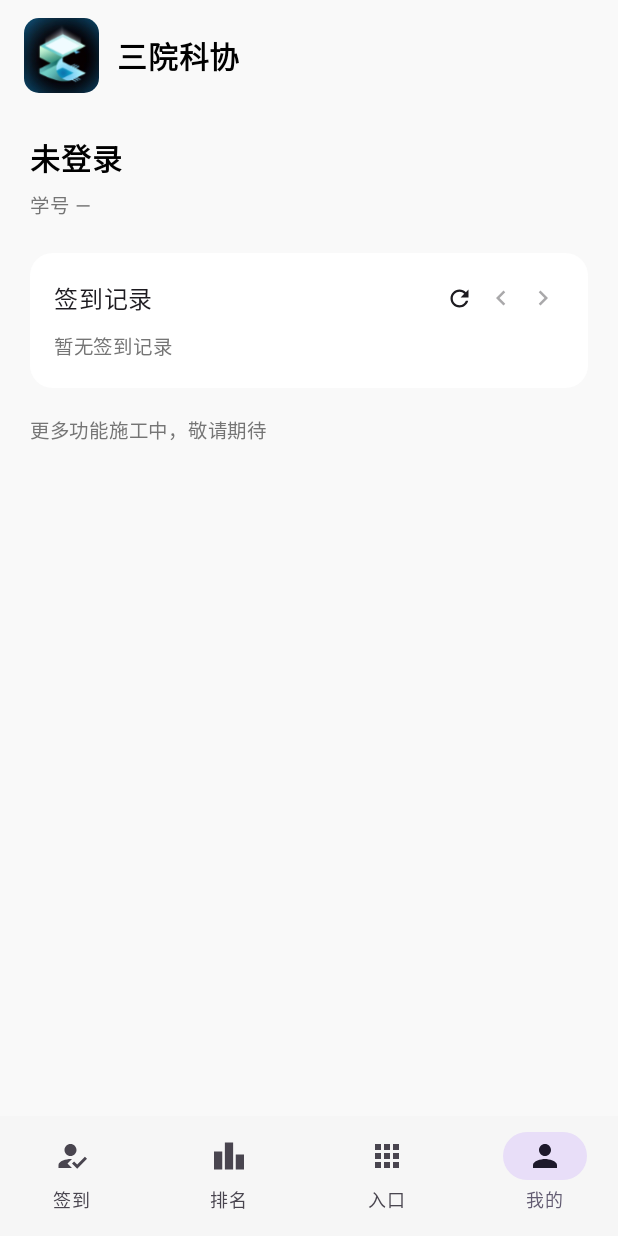
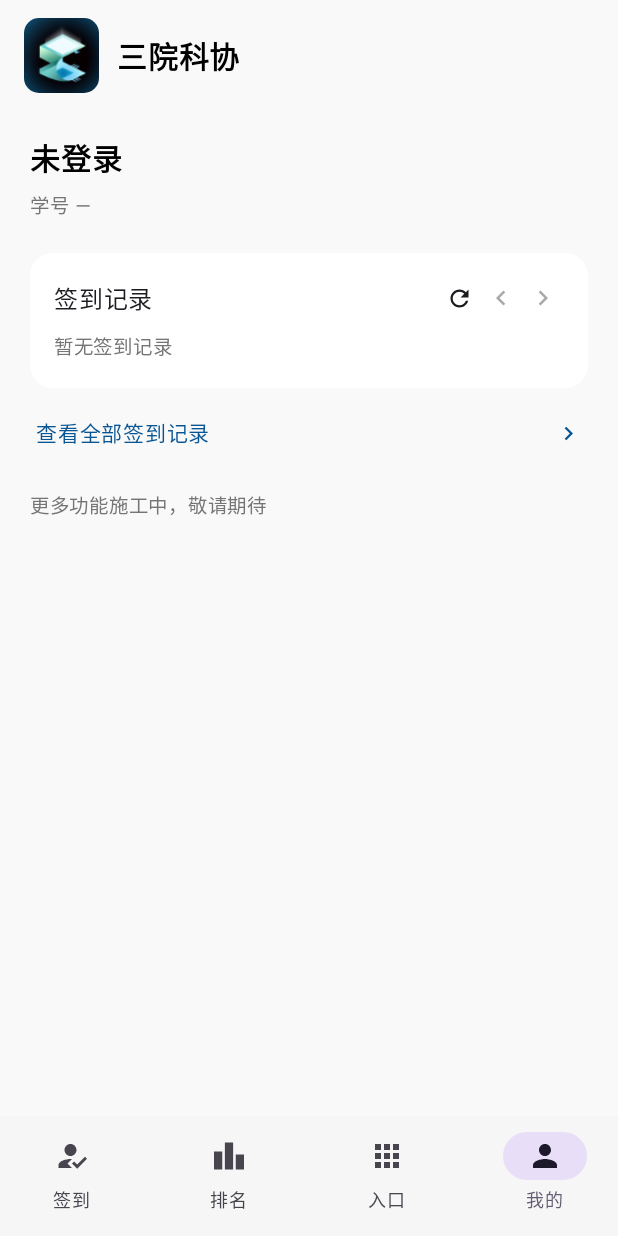
Before and after one commit to larkz-hh/fk_qiandao_app, an Android app built with Jetpack Compose: the screen it shows after launch (MainActivity), item 4 of the bottom bar chosen, on a phone screen of 412 x 824 dp. Run offline under Robolectric (Android 15) with nearby library versions, the phone set to English and light mode, and no system bars; our stand-ins replace Navigation 3; pictures from the network do not load.

Commit message:
feat(mine): 新增签到记录列表

```diff
--- a/app/src/main/java/io/github/yesterdaylz/kxqiandao/data/local/PreferencesManager.kt
+++ b/app/src/main/java/io/github/yesterdaylz/kxqiandao/data/local/PreferencesManager.kt
@@ -21,6 +21,7 @@ class PreferencesManager(private val context: Context) {
         private val KEY_WEEK = stringPreferencesKey("week")
         private val KEY_TOTAL_TIME = stringPreferencesKey("totalTime")
         private val KEY_HEATMAP = stringPreferencesKey("heatmap_cache")
+        private val KEY_RECORDS = stringPreferencesKey("records_cache")
     }
 
     val uid: Flow<String> = context.dataStore.data.map { it[KEY_UID] ?: "null" }
@@ -31,6 +32,7 @@ class PreferencesManager(private val context: Context) {
     val week: Flow<String> = context.dataStore.data.map { it[KEY_WEEK] ?: "null" }
     val totalTime: Flow<String> = context.dataStore.data.map { it[KEY_TOTAL_TIME] ?: "null" }
     val heatmapCache: Flow<String> = context.dataStore.data.map { it[KEY_HEATMAP] ?: "" }
+    val recordsCache: Flow<String> = context.dataStore.data.map { it[KEY_RECORDS] ?: "" }
 
     suspend fun saveUid(value: String) {
         context.dataStore.edit { it[KEY_UID] = value }
@@ -56,4 +58,8 @@ class PreferencesManager(private val context: Context) {
     suspend fun saveHeatmapCache(value: String) {
         context.dataStore.edit { it[KEY_HEATMAP] = value }
     }
+
+    suspend fun saveRecordsCache(value: String) {
+        context.dataStore.edit { it[KEY_RECORDS] = value }
+    }
 }
--- a/app/src/main/java/io/github/yesterdaylz/kxqiandao/ui/navigation/AppDestination.kt
+++ b/app/src/main/java/io/github/yesterdaylz/kxqiandao/ui/navigation/AppDestination.kt
@@ -31,4 +31,8 @@ sealed interface AppDestination : NavKey, java.io.Serializable {
     /** 校园跑 */
     @Serializable
     data object CampusRun : AppDestination
+
+    /** 签到记录列表 */
+    @Serializable
+    data object Records : AppDestination
 }
--- a/app/src/main/java/io/github/yesterdaylz/kxqiandao/ui/screen/MineScreen.kt
+++ b/app/src/main/java/io/github/yesterdaylz/kxqiandao/ui/screen/MineScreen.kt
@@ -1,6 +1,7 @@
 package io.github.yesterdaylz.kxqiandao.ui.screen
 
 import androidx.compose.foundation.Canvas
+import androidx.compose.foundation.clickable
 import androidx.compose.foundation.layout.Arrangement
 import androidx.compose.foundation.layout.Column
 import androidx.compose.foundation.layout.PaddingValues
@@ -36,6 +37,9 @@ import androidx.compose.ui.text.font.FontWeight
 import androidx.compose.ui.text.style.TextOverflow
 import androidx.compose.ui.unit.dp
 import androidx.compose.ui.unit.sp
+import io.github.yesterdaylz.kxqiandao.ui.navigation.AppDestination
+import io.github.yesterdaylz.kxqiandao.ui.navigation.LocalTabNavigator
+import io.github.yesterdaylz.kxqiandao.ui.theme.Blue1
 import io.github.yesterdaylz.kxqiandao.ui.theme.GrayOffline
 import io.github.yesterdaylz.kxqiandao.util.CheckInHeatmap
 import io.github.yesterdaylz.kxqiandao.viewmodel.MainUiState
@@ -52,6 +56,7 @@ fun MineTab(
     viewModel: MainViewModel
 ) {
     LaunchedEffect(Unit) { viewModel.fetchHeatmap() }
+    val navigator = LocalTabNavigator.current
 
     Column(
         modifier = Modifier
@@ -73,8 +78,32 @@ fun MineTab(
             onRefresh = { viewModel.fetchHeatmap(force = true) }
         )
 
-        Spacer(modifier = Modifier.height(16.dp))
+        Spacer(modifier = Modifier.height(6.dp))
+        RecordsEntry(onClick = { navigator.navigateTo(AppDestination.Records) })
+
+        Spacer(modifier = Modifier.height(12.dp))
         Text(text = "更多功能施工中，敬请期待", fontSize = 13.sp, color = GrayOffline)
+    }
+}
+
+/** 进入完整签到记录 */
+@Composable
+private fun RecordsEntry(onClick: () -> Unit) {
+    Row(
+        modifier = Modifier
+            .fillMaxWidth()
+            .clickable(onClick = onClick)
+            .padding(horizontal = 4.dp, vertical = 12.dp),
+        verticalAlignment = Alignment.CenterVertically
+    ) {
+        Text(text = "查看全部签到记录", fontSize = 14.sp, color = Blue1)
+        Spacer(modifier = Modifier.weight(1f))
+        Icon(
+            imageVector = Icons.AutoMirrored.Filled.KeyboardArrowRight,
+            contentDescription = null,
+            tint = Blue1,
+            modifier = Modifier.size(18.dp)
+        )
     }
 }
 
--- a/app/src/main/java/io/github/yesterdaylz/kxqiandao/util/HeatmapBuilder.kt
+++ b/app/src/main/java/io/github/yesterdaylz/kxqiandao/util/HeatmapBuilder.kt
@@ -39,6 +39,10 @@ object HeatmapBuilder {
         }
         return minutesByDay
     }
+
+    /** 单条记录的时长（分钟） */
+    fun durationMinutes(record: RecordItem): Int =
+        minutesOf(record, SimpleDateFormat("yyyy-MM-dd HH:mm:ss", Locale.ROOT))
 
     /** days 是 日期 -> 分钟，单条记录最长按 24 小时算 */
     fun build(days: Map<String, Int>, months: Int = 6, now: Calendar = Calendar.getInstance()): CheckInHeatmap {
```
Also changed, not shown: app/src/main/java/io/github/yesterdaylz/kxqiandao/data/model/RecordsCache.kt (added, +10 -0 lines), app/src/main/java/io/github/yesterdaylz/kxqiandao/data/repository/SignRepository.kt (+28 -0 lines), app/src/main/java/io/github/yesterdaylz/kxqiandao/ui/screen/MainScreen.kt (+8 -0 lines), app/src/main/java/io/github/yesterdaylz/kxqiandao/ui/screen/RecordsScreen.kt (added, +143 -0 lines), app/src/main/java/io/github/yesterdaylz/kxqiandao/viewmodel/MainViewModel.kt (+55 -2 lines).
